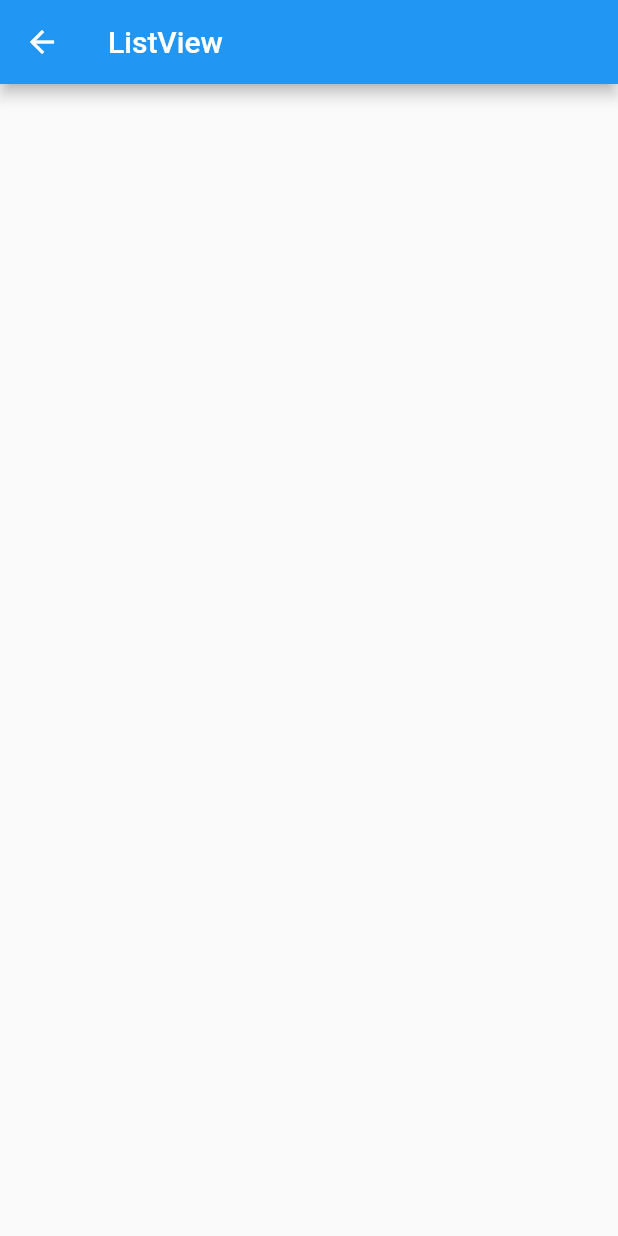
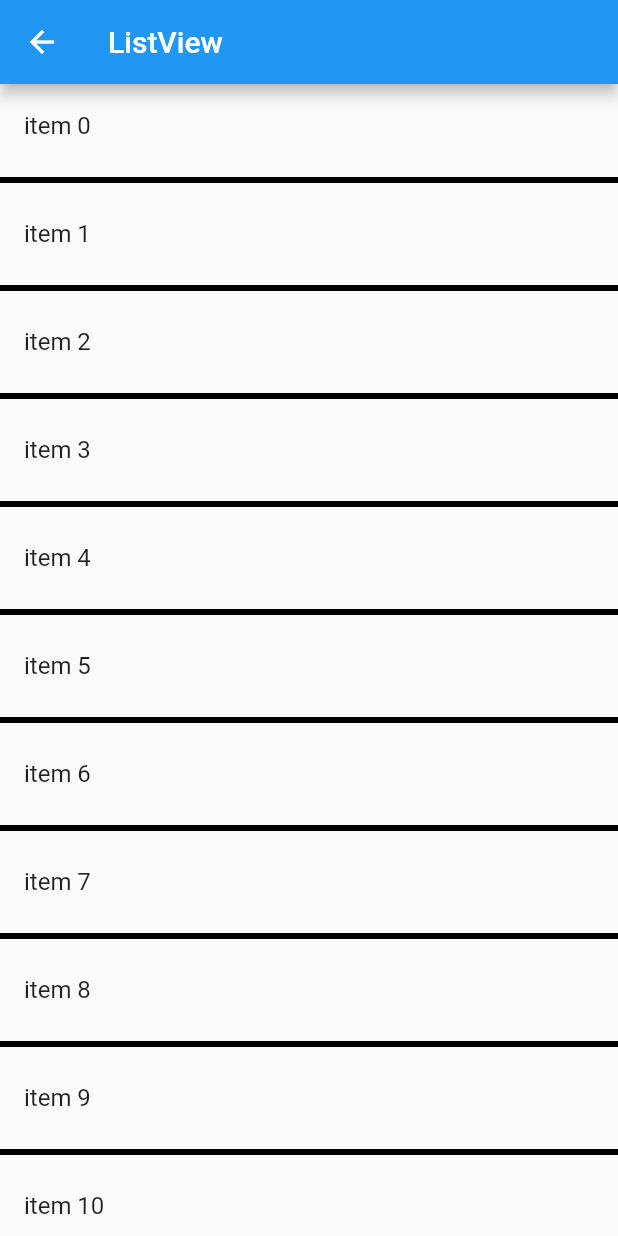
Before and after one commit to glitchedmob/sgf-devs-introduction-to-flutter, a Flutter app: the ListViewScreen screen opened by its route, on a phone screen of 412 x 824 dp. Run offline on Flutter 3.47's test engine with Material 2 defaults, Android fonts, the phone set to English and light mode, and no system bars.

Commit message:
Add ListViewScreen content

```diff
--- a/lib/screens/list_view_screen.dart
+++ b/lib/screens/list_view_screen.dart
@@ -7,7 +7,20 @@ class ListViewScreen extends StatelessWidget {
       appBar: AppBar(
         title: Text('ListView'),
       ),
-      body: Container(),
+      body: ListView.separated(
+        itemCount: 200,
+        itemBuilder: (context, index) {
+          return ListTile(
+            title: Text('item $index'),
+            onTap: () {
+              print('selected $index');
+            },
+          );
+        },
+        separatorBuilder: (context, index) {
+          return Divider(thickness: 4, color: Colors.black,);
+        },
+      ),
     );
   }
 }
```
